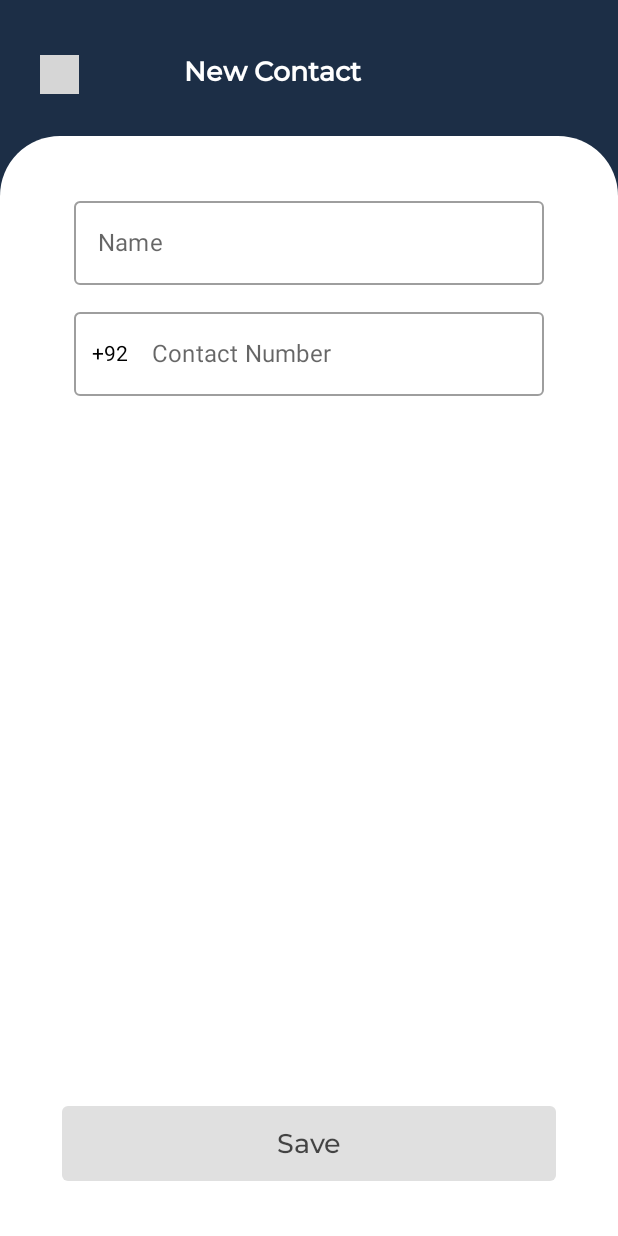
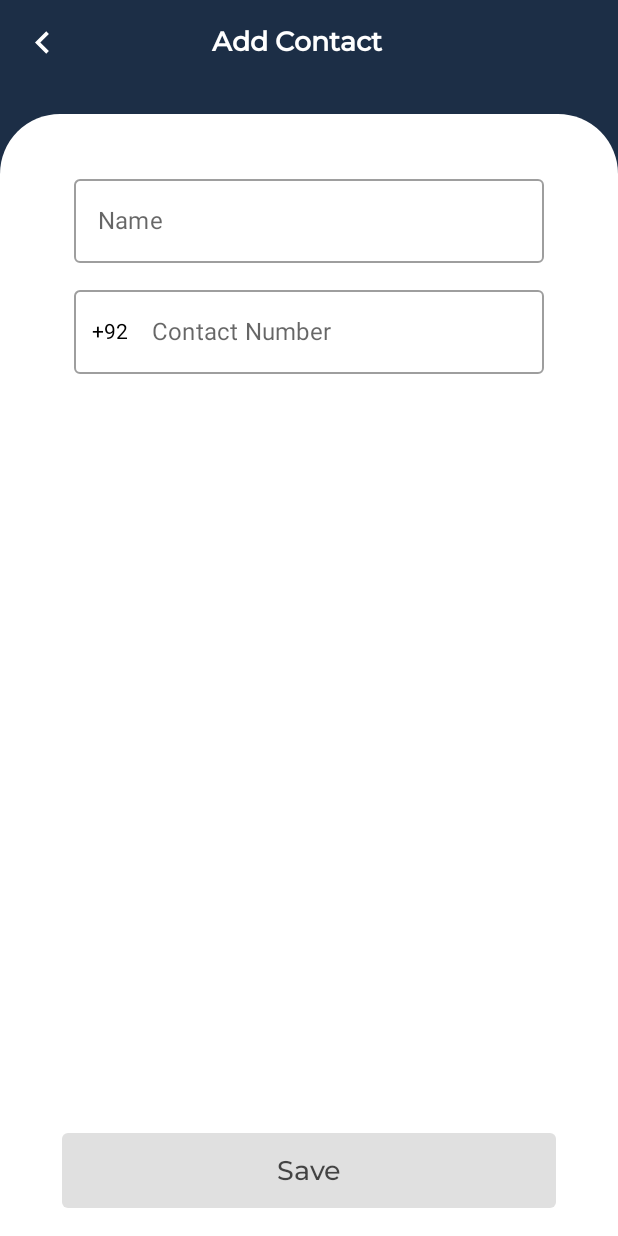
Before and after one commit to Ismail-AD/SocialTalk_ChatApplicaiton, an Android app built with Jetpack Compose: the screen it shows after launch once a user with an empty profile is signed in (MainActivity), after a tap on "BTN", on a phone screen of 412 x 824 dp. Run offline under Robolectric (Android 15) with nearby library versions, the phone set to English and light mode, and no system bars; our stand-ins replace Dagger/Hilt's generated code, Firebase (no records; nobody signed in at launch, a user with empty details on screens opened directly); grey boxes are pictures that could not be loaded.

Commit message:
Initial Version

```diff
--- a/app/src/main/java/com/example/socialtalk/ChatPhaseScreens/AddContact.kt
+++ b/app/src/main/java/com/example/socialtalk/ChatPhaseScreens/AddContact.kt
@@ -1,28 +1,25 @@
 package com.example.socialtalk.ChatPhaseScreens
 
 import android.widget.Toast
-import androidx.compose.foundation.Image
 import androidx.compose.foundation.background
-import androidx.compose.foundation.clickable
 import androidx.compose.foundation.layout.*
 import androidx.compose.foundation.shape.RoundedCornerShape
 import androidx.compose.material.*
+import androidx.compose.material.icons.Icons
+import androidx.compose.material.icons.filled.KeyboardArrowLeft
 import androidx.compose.runtime.Composable
 import androidx.compose.runtime.LaunchedEffect
 import androidx.compose.ui.Alignment
 import androidx.compose.ui.Modifier
-import androidx.compose.ui.draw.clip
 import androidx.compose.ui.graphics.Color
 import androidx.compose.ui.platform.LocalContext
 import androidx.compose.ui.platform.LocalFocusManager
-import androidx.compose.ui.res.painterResource
 import androidx.compose.ui.text.font.FontWeight
 import androidx.compose.ui.text.style.TextAlign
 import androidx.compose.ui.unit.dp
 import androidx.compose.ui.unit.sp
 import androidx.navigation.NavHostController
 import com.example.socialtalk.Myfont
-import com.example.socialtalk.R
 import com.example.socialtalk.Utils.ScreenRoutes
 import com.example.socialtalk.ViewModel.NewContactViewModel
 import com.example.socialtalk.Utils.EventHandlerForNewContact
@@ -38,26 +35,20 @@ fun newContact(
     val contextObject = LocalContext.current
     val focusManager = LocalFocusManager.current
 
-
-    Box(
-        modifier = Modifier
-            .fillMaxSize()
-            .background(Color(0xff1C2E46))
-    ) {
-        Box(
-            contentAlignment = Alignment.Center, modifier = Modifier
-                .fillMaxWidth()
-                .fillMaxHeight(0.12f)
-        ) {
-            Row(
-                horizontalArrangement = Arrangement.spacedBy(70.dp),
-                modifier = Modifier.fillMaxWidth(0.87f)
-            ) {
-                Image(painter = painterResource(id = R.drawable.leftarrow),
-                    contentDescription = "MENU",
-                    modifier = Modifier
-                        .size(26.dp)
-                        .clickable {
+    Scaffold(topBar = {
+        TopAppBar(
+            title = {
+                Text(
+                    text = "Add Contact",
+                    fontSize = 18.sp,
+                    fontFamily = Myfont,
+                    fontWeight = FontWeight.Bold,
+                    letterSpacing = 0.sp,
+                    textAlign = TextAlign.Center,
+                    modifier = Modifier.fillMaxWidth(0.75f)
+                )
+            }, navigationIcon = {
+                IconButton(onClick = {
                     focusManager.clearFocus()
                     navController.navigate(ScreenRoutes.Main.route) {
                         launchSingleTop = true
@@ -65,29 +56,35 @@ fun newContact(
                             inclusive = true
                         }
                     }
-                        })
-                Text(
-                    text = "New Contact",
-                    fontSize = 18.sp,
-                    fontFamily = Myfont,
-                    fontWeight = FontWeight.Bold,
-                    letterSpacing = 0.sp,
-                    color = Color.White
+                }) {
+                    Icon(
+                        Icons.Filled.KeyboardArrowLeft,
+                        "backIcon",
+                        modifier = Modifier.size(30.dp)
                     )
                 }
-        }
+            }, backgroundColor = DarkBlue,
+            contentColor = Color.White,
+            elevation = 0.dp
+        )
+    }) { paddingValues ->
+        Box(
+            modifier = Modifier
+                .fillMaxSize()
+                .background(Color(0xff1C2E46))
+        ) {
             Box(
                 modifier = Modifier
                     .fillMaxWidth()
-                .fillMaxHeight(0.89f)
-                .align(Alignment.BottomCenter)
-                .clip(
-                    shape = RoundedCornerShape(
+                    .fillMaxHeight()
+                    .offset(y = 20.dp)
+                    .padding(paddingValues)
+                    .background(
+                        Color.White, shape = RoundedCornerShape(
                             topStart = 40.dp,
                             topEnd = 40.dp
                         )
                     )
-                .background(Color.White)
             ) {
                 Column(
                     horizontalAlignment = Alignment.CenterHorizontally,
@@ -117,7 +114,13 @@ fun newContact(
                     )
                     OutlinedTextField(
                         value = contactUiState.euNum,
-                    onValueChange = { eventHandler.invoke(EventHandlerForNewContact.ContactChange(it)) },
+                        onValueChange = {
+                            eventHandler.invoke(
+                                EventHandlerForNewContact.ContactChange(
+                                    it
+                                )
+                            )
+                        },
                         singleLine = true,
                         label = {
                             Text(
@@ -165,7 +168,11 @@ fun newContact(
                     key2 = contactUiState.resultMessage
                 ) {
                     if (contactUiState.resultMessage.isNotEmpty())
-                    Toast.makeText(contextObject, contactUiState.resultMessage, Toast.LENGTH_SHORT)
+                        Toast.makeText(
+                            contextObject,
+                            contactUiState.resultMessage,
+                            Toast.LENGTH_SHORT
+                        )
                             .show()
                     if (contactUiState.contactSaved) {
                         navController.navigate(ScreenRoutes.Main.route) {
@@ -179,3 +186,5 @@ fun newContact(
             }
         }
     }
+
+}
--- a/app/src/main/java/com/example/socialtalk/ChatPhaseScreens/EachFriendChat.kt
+++ b/app/src/main/java/com/example/socialtalk/ChatPhaseScreens/EachFriendChat.kt
@@ -16,7 +16,6 @@ import androidx.compose.material.ButtonDefaults
 import androidx.compose.runtime.Composable
 import androidx.compose.runtime.LaunchedEffect
 import androidx.compose.ui.Alignment
-import androidx.compose.ui.ExperimentalComposeUiApi
 import androidx.compose.ui.Modifier
 import androidx.compose.ui.draw.clip
 import androidx.compose.ui.graphics.Color
@@ -326,12 +325,16 @@ fun EachChat(
                                 }
                                 Button(
                                     onClick = {
-                                        if (userInfoState.username.trim().isNotEmpty())
+                                        if (userInfoState.username.trim().isNotEmpty()) {
                                             dialogEventHandler.invoke(
-                                                EventHandlerForDialogNewContact.ContactChange(Username))
+                                                EventHandlerForDialogNewContact.ContactChange(
+                                                    Username
+                                                )
+                                            )
                                             dialogEventHandler.invoke(
                                                 EventHandlerForDialogNewContact.Submit(receiverId!!)
                                             )
+                                        }
                                     },
                                     colors = ButtonDefaults.buttonColors(
                                         backgroundColor = DarkBlue
--- a/app/src/main/java/com/example/socialtalk/authscreens/OtpScreen.kt
+++ b/app/src/main/java/com/example/socialtalk/authscreens/OtpScreen.kt
@@ -4,14 +4,13 @@ import android.widget.Toast
 import androidx.compose.foundation.Image
 import androidx.compose.foundation.background
 import androidx.compose.foundation.layout.Arrangement
-import androidx.compose.foundation.layout.Box
 import androidx.compose.foundation.layout.Column
 import androidx.compose.foundation.layout.Spacer
-import androidx.compose.foundation.layout.fillMaxHeight
 import androidx.compose.foundation.layout.fillMaxSize
 import androidx.compose.foundation.layout.fillMaxWidth
 import androidx.compose.foundation.layout.height
 import androidx.compose.foundation.layout.padding
+import androidx.compose.foundation.layout.size
 import androidx.compose.material.Button
 import androidx.compose.material.ButtonDefaults
 import androidx.compose.material.OutlinedTextField
@@ -45,28 +44,23 @@ fun OtpScreen(
         TriggerProgressBar()
 
     val contextObject = LocalContext.current
-    Box(modifier = Modifier.fillMaxSize(), contentAlignment = Alignment.BottomCenter) {
-        Box(
-            modifier = Modifier
-                .fillMaxSize()
-                .background(Color.White), contentAlignment = Alignment.TopCenter
-        ) {
-            Image(
-                painter = painterResource(id = R.drawable.otpscreen),
-                contentDescription = "Sign Up Image"
-            )
-        }
+
     Column(
         horizontalAlignment = Alignment.CenterHorizontally,
         verticalArrangement = Arrangement.Center,
         modifier = Modifier
-                .fillMaxWidth()
-                .fillMaxHeight(0.72f)
+            .fillMaxSize()
             .background(Color.White)
-                .padding(10.dp)
+            .padding(start = 10.dp, end = 10.dp, bottom = 30.dp)
     ) {
+        Image(
+            painter = painterResource(id = R.drawable.otpscreen2),
+            modifier = Modifier.size(100.dp),
+            contentDescription = "Sign Up Image"
+        )
+        Spacer(modifier = Modifier.padding(35.dp))
         Text(
-                text = "OTP Verification",
+            text = "Otp Verification",
             style = TextStyle(fontWeight = FontWeight.Bold, fontFamily = Myfont),
             fontSize = 30.sp
         )
@@ -85,7 +79,7 @@ fun OtpScreen(
                 modifier = Modifier.fillMaxWidth(0.8f)
             )
 
-                Spacer(modifier = Modifier.padding(20.dp))
+            Spacer(modifier = Modifier.padding(10.dp))
             Button(
                 onClick = {
                     if (otpState.verifyCode.isEmpty()) {
@@ -119,4 +113,3 @@ fun OtpScreen(
 
     }
 }
-}
--- a/app/src/main/java/com/example/socialtalk/authscreens/signup.kt
+++ b/app/src/main/java/com/example/socialtalk/authscreens/signup.kt
@@ -1,17 +1,17 @@
 package com.example.socialtalk.authscreens
+
 
 import android.widget.Toast
 import androidx.compose.foundation.Image
 import androidx.compose.foundation.background
 import androidx.compose.foundation.layout.Arrangement
-import androidx.compose.foundation.layout.Box
 import androidx.compose.foundation.layout.Column
 import androidx.compose.foundation.layout.Spacer
-import androidx.compose.foundation.layout.fillMaxHeight
 import androidx.compose.foundation.layout.fillMaxSize
 import androidx.compose.foundation.layout.fillMaxWidth
 import androidx.compose.foundation.layout.height
 import androidx.compose.foundation.layout.padding
+import androidx.compose.foundation.layout.size
 import androidx.compose.material.Button
 import androidx.compose.material.ButtonDefaults
 import androidx.compose.material.OutlinedTextField
@@ -39,6 +39,7 @@ import com.example.socialtalk.ui.theme.blusih
 import com.google.firebase.FirebaseException
 
 
+
 @Composable
 fun SignUp(
     numUiState: SignUpViewModel.SignUpUIStateNumber,
@@ -56,29 +57,22 @@ fun SignUp(
 
     val contextObject =
         LocalContext.current  // composition local will provide context object associated with this composable
-
-    Box(modifier = Modifier.fillMaxSize(), contentAlignment = Alignment.BottomCenter) {
-        Box(
-            modifier = Modifier
-                .fillMaxSize()
-                .background(Color.White), contentAlignment = Alignment.TopCenter
-        ) {
-            Image(
-                painter = painterResource(id = R.drawable.signup),
-                contentDescription = "Sign Up Image"
-            )
-        }
             Column(
                 horizontalAlignment = Alignment.CenterHorizontally,
                 verticalArrangement = Arrangement.Center,
                 modifier = Modifier
-                .fillMaxWidth()
-                .fillMaxHeight(0.72f)
+                    .fillMaxSize()
                     .background(Color.White)
-                .padding(10.dp)
+                    .padding(start = 10.dp, end = 10.dp, bottom = 30.dp)
             ) {
+                Image(
+                    painter = painterResource(id = R.drawable.otpscreen),
+                    modifier = Modifier.size(100.dp),
+                    contentDescription = "Sign Up Image"
+                )
+                Spacer(modifier = Modifier.padding(35.dp))
                 Text(
-                text = "Sign Up",
+                    text = "Otp Verification",
                     style = TextStyle(fontWeight = FontWeight.Bold, fontFamily = Myfont),
                     fontSize = 30.sp
                 )
@@ -151,36 +145,6 @@ fun SignUp(
                                             Toast.LENGTH_SHORT
                                         ).show()
                                     })
-//                            codeToUserPhone(
-//                                "+92${numUiState.newNumber}",
-//                                eventToBePerformed,
-//                                otpEventForLoading,
-//                                saveUserData = saveUserData,
-//                                numUiState.resendOrNot,
-//                                onCodeSend = {
-//                                    eventToBePerformed.invoke(
-//                                        EventHandlerForNumber.LoadingState(
-//                                            false
-//                                        )
-//                                    )
-//                                    Toast.makeText(
-//                                        contextObject,
-//                                        "You will receive the One-Time Password (OTP) shortly!",
-//                                        Toast.LENGTH_LONG
-//                                    ).show()
-//                                    rememberController.navigate(ScreenRoutes.codeVerify.route) {
-//                                        launchSingleTop = true
-//                                        popUpTo(ScreenRoutes.numberInput.route) {
-//                                            inclusive = false
-//                                        }
-//                                    }
-//                                }) {
-//                                Toast.makeText(
-//                                    contextObject,
-//                                    it.localizedMessage,
-//                                    Toast.LENGTH_SHORT
-//                                ).show()
-//                            }
                             }
                         },
                         modifier = Modifier
@@ -201,4 +165,3 @@ fun SignUp(
 
             }
         }
-}
```
Also changed, not shown: app/src/main/res/drawable/otpscreen.jpg (deleted), app/src/main/res/drawable/otpscreen.png (added), app/src/main/res/drawable/otpscreen2.png (added), app/src/main/res/drawable/signup.jpg (deleted). Lines whose indentation alone changed are shown as unchanged.
